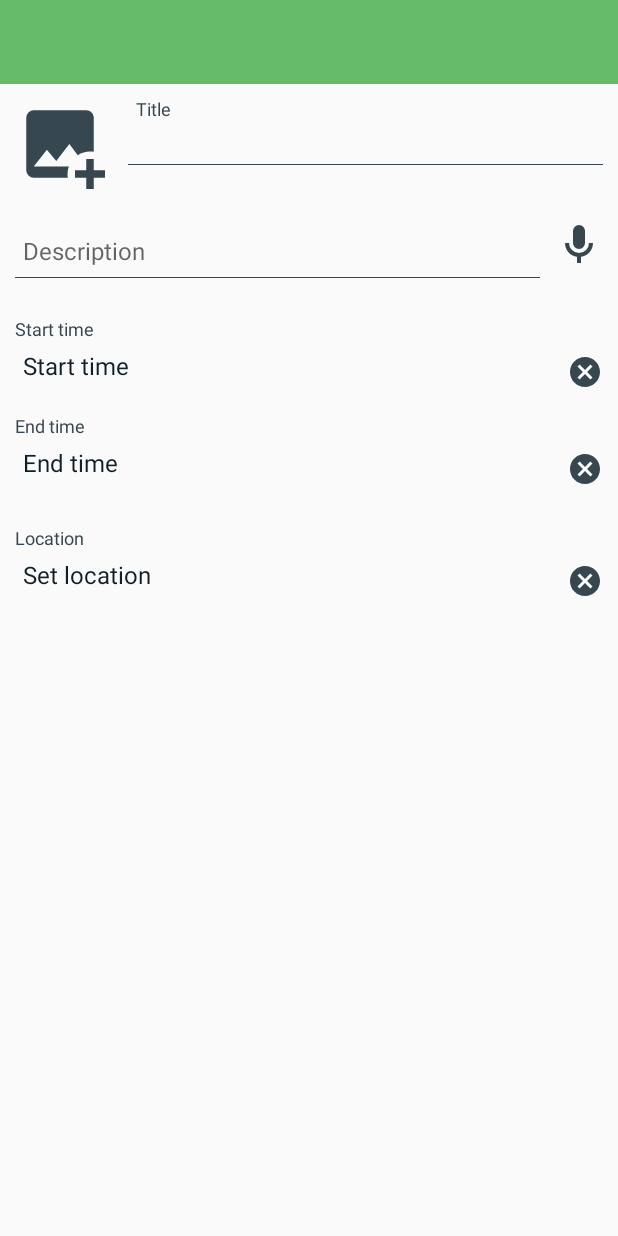
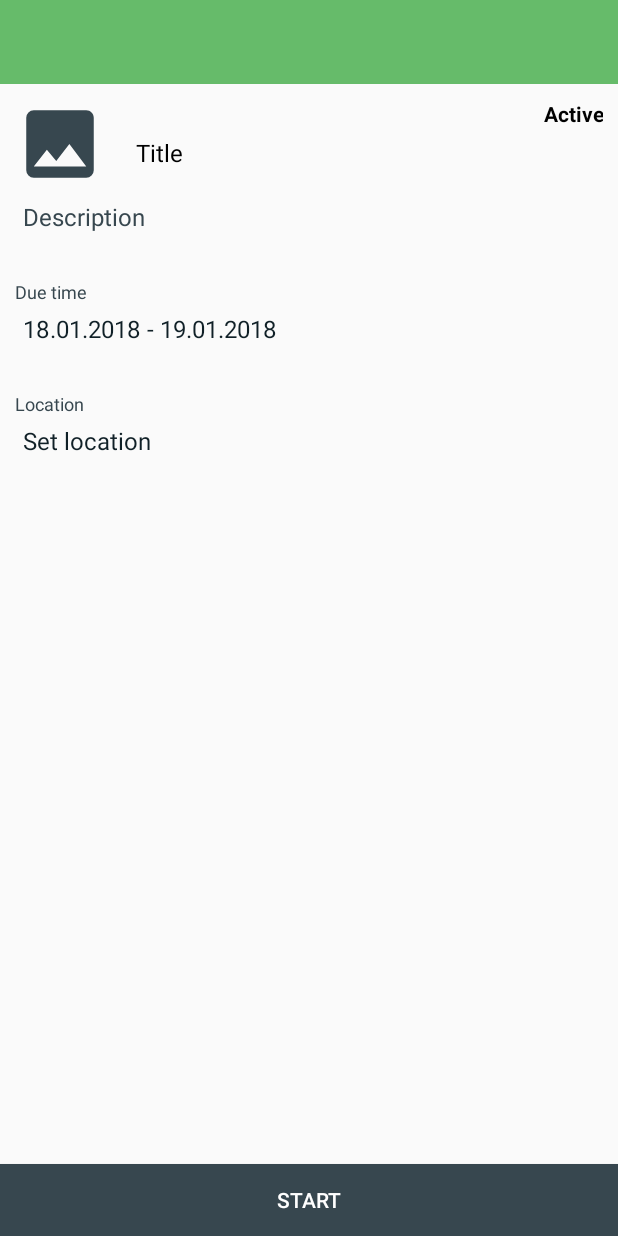
Before and after one commit to janaco/TaskManager, an Android app: the layout activity_task.xml on its own in the app's theme, with its tools: preview values and no code run, on a phone screen of 412 x 824 dp. Run offline under Robolectric (Android 15) with nearby library versions, the phone set to English and light mode, and no system bars.

Commit message:
Task Details Activity

```diff
--- a/app/src/main/java/com/nandy/taskmanager/model/Task.java
+++ b/app/src/main/java/com/nandy/taskmanager/model/Task.java
@@ -94,6 +94,10 @@ public class Task implements Parcelable{
         return mLocation;
     }
 
+    public boolean hasLocation(){
+        return mLocation != null;
+    }
+
     public String getTitle() {
         return mTitle;
     }
--- a/app/src/main/java/com/nandy/taskmanager/mvp/model/TasksListModel.java
+++ b/app/src/main/java/com/nandy/taskmanager/mvp/model/TasksListModel.java
@@ -43,6 +43,10 @@ public class TasksListModel {
         mAdapter.clear();
     }
 
+    public Task get(int position){
+        return mTasks.get(position);
+    }
+
     public void display(Task task){
         mAdapter.add(task);
     }
--- a/app/src/main/res/layout/activity_task.xml
+++ b/app/src/main/res/layout/activity_task.xml
@@ -5,14 +5,36 @@
     android:layout_width="match_parent"
     android:layout_height="match_parent"
     android:orientation="vertical"
-    tools:context=".activity.TaskActivity">
+    tools:context=".activity.CreateTaskActivity">
 
     <include layout="@layout/layout_toolbar" />
 
     <RelativeLayout
         android:layout_width="match_parent"
+        android:layout_height="match_parent">
+
+        <ScrollView
+            android:layout_width="match_parent"
+            android:layout_height="match_parent"
+            android:layout_above="@+id/btn_control">
+
+            <RelativeLayout
+                android:layout_width="match_parent"
                 android:layout_height="wrap_content"
                 android:padding="10dp">
+
+
+                <TextView
+                    android:id="@+id/txt_status"
+                    android:layout_width="match_parent"
+                    android:layout_height="wrap_content"
+                    android:layout_alignParentEnd="true"
+                    android:layout_alignParentRight="true"
+                    android:layout_toEndOf="@+id/image_task"
+                    android:layout_toRightOf="@+id/image_task"
+                    android:gravity="end"
+                    android:textStyle="bold"
+                    tools:text="Active" />
 
                 <ImageView
                     android:id="@+id/image_task"
@@ -20,161 +42,62 @@
                     android:layout_height="60dp"
                     android:layout_marginEnd="15dp"
                     android:layout_marginRight="15dp"
-            app:srcCompat="@drawable/image_plus" />
+                    app:srcCompat="@drawable/ic_image" />
 
-        <android.support.design.widget.TextInputLayout
-            android:id="@+id/input_layout_title"
+
+                <TextView
+                    android:id="@+id/txt_title"
                     android:layout_width="match_parent"
                     android:layout_height="wrap_content"
+                    android:layout_below="@+id/txt_status"
                     android:layout_toEndOf="@+id/image_task"
-            android:layout_toRightOf="@+id/image_task">
+                    android:layout_toRightOf="@+id/image_task"
+                    android:padding="5dp"
+                    android:textColor="@color/primaryTextColor"
+                    android:textSize="16sp"
+                    tools:text="@string/title" />
 
-            <EditText
-                android:id="@+id/input_title"
-                style="@style/EditTextStyle"
-                android:background="@android:color/transparent"
-                android:hint="@string/title"
-                android:maxLines="1"
+
+                <TextView
+                    android:id="@+id/txt_description"
+                    android:layout_width="match_parent"
+                    android:layout_height="wrap_content"
+                    android:layout_below="@+id/txt_title"
+                    android:layout_marginTop="10dp"
+                    android:hint="@string/description"
                     android:padding="5dp"
                     android:singleLine="true"
-                android:textColor="@color/primaryTextColor"
+                    android:textColor="@color/secondaryDarkColor"
                     android:textColorHint="@color/secondaryColor"
                     android:textSize="16sp" />
 
-        </android.support.design.widget.TextInputLayout>
-
-
-        <View
-            android:layout_width="match_parent"
-            android:layout_height="0.5dp"
-            android:layout_alignEnd="@+id/input_layout_title"
-            android:layout_alignLeft="@+id/input_layout_title"
-            android:layout_alignRight="@+id/input_layout_title"
-            android:layout_alignStart="@+id/input_layout_title"
-            android:layout_below="@+id/input_layout_title"
-            android:background="@color/secondaryColor" />
-
-        <RelativeLayout
-            android:id="@+id/layout_description"
-            android:layout_width="match_parent"
-            android:layout_height="wrap_content"
-            android:layout_below="@+id/image_task"
-            android:layout_marginTop="15dp">
-
-            <android.support.design.widget.TextInputLayout
-                android:id="@+id/input_layout_description"
-                android:layout_width="match_parent"
-                android:layout_height="wrap_content"
-                android:layout_toLeftOf="@+id/btn_microphone"
-                android:layout_toStartOf="@+id/btn_microphone">
-
-                <EditText
-                    android:id="@+id/input_description"
-                    style="@style/EditTextStyle"
-                    android:layout_centerVertical="true"
-                    android:background="@android:color/transparent"
-                    android:hint="@string/description"
-                    android:maxLines="3"
-                    android:padding="5dp"
-                    android:textColor="@color/primaryTextColor"
-                    android:textColorHint="@color/secondaryColor"
-                    android:textSize="16sp" />
-            </android.support.design.widget.TextInputLayout>
-
-            <View
-                android:layout_width="match_parent"
-                android:layout_height="0.5dp"
-                android:layout_alignEnd="@+id/input_layout_description"
-                android:layout_alignLeft="@+id/input_layout_description"
-                android:layout_alignRight="@+id/input_layout_description"
-                android:layout_alignStart="@+id/input_layout_description"
-                android:layout_below="@+id/input_layout_description"
-                android:background="@color/secondaryColor" />
-
-            <Button
-                android:id="@+id/btn_microphone"
-                android:layout_width="32dp"
-                android:layout_height="32dp"
-                android:layout_alignParentEnd="true"
-                android:layout_alignParentRight="true"
-                android:layout_centerVertical="true"
-                android:layout_marginLeft="10dp"
-                android:layout_marginStart="10dp"
-                android:background="@drawable/microphone" />
-        </RelativeLayout>
-
                 <TextView
-            android:id="@+id/hint_start_time"
+                    android:id="@+id/hint_due_time"
                     android:layout_width="wrap_content"
                     android:layout_height="wrap_content"
-            android:layout_below="@+id/layout_description"
+                    android:layout_below="@+id/txt_description"
                     android:layout_marginTop="25dp"
-            android:text="@string/start_time"
+                    android:text="@string/due_time"
                     android:textColor="@color/secondaryColor"
                     android:textColorHint="@color/secondaryColor"
                     android:textSize="12sp" />
 
+
                 <TextView
-            android:id="@+id/txt_start_date"
+                    android:id="@+id/txt_time"
                     android:layout_width="match_parent"
                     android:layout_height="wrap_content"
-            android:layout_below="@+id/hint_start_time"
-            android:layout_toLeftOf="@+id/btn_clear_start_date"
-            android:layout_toStartOf="@+id/btn_clear_start_date"
+                    android:layout_below="@+id/hint_due_time"
                     android:padding="5dp"
-            android:text="@string/start_time"
                     android:textColor="@color/secondaryDarkColor"
-            android:textSize="16sp" />
-
-        <Button
-            android:id="@+id/btn_clear_start_date"
-            android:layout_width="24dp"
-            android:layout_height="24dp"
-            android:layout_alignBottom="@id/txt_start_date"
-            android:layout_alignParentEnd="true"
-            android:layout_alignParentRight="true"
-            android:layout_marginLeft="10dp"
-            android:layout_marginStart="10dp"
-            android:background="@drawable/close_circle" />
-
-        <TextView
-            android:id="@+id/hint_end_time"
-            android:layout_width="wrap_content"
-            android:layout_height="wrap_content"
-            android:layout_below="@+id/txt_start_date"
-            android:layout_marginTop="15dp"
-            android:text="@string/end_time"
-            android:textColor="@color/secondaryColor"
-            android:textSize="12sp" />
-
-        <TextView
-            android:id="@+id/txt_end_date"
-            android:layout_width="match_parent"
-            android:layout_height="wrap_content"
-            android:layout_below="@+id/hint_end_time"
-            android:layout_toLeftOf="@+id/btn_clear_end_date"
-            android:layout_toStartOf="@+id/btn_clear_end_date"
-            android:padding="5dp"
-            android:text="@string/end_time"
-            android:textColor="@color/secondaryDarkColor"
-            android:textSize="16sp" />
-
-        <Button
-            android:id="@+id/btn_clear_end_date"
-            android:layout_width="24dp"
-            android:layout_height="24dp"
-            android:layout_alignBottom="@id/txt_end_date"
-            android:layout_alignParentEnd="true"
-            android:layout_alignParentRight="true"
-            android:layout_marginLeft="10dp"
-            android:layout_marginStart="10dp"
-            android:background="@drawable/close_circle" />
+                    android:textSize="16sp"
+                    tools:text="18.01.2018 - 19.01.2018" />
 
                 <TextView
                     android:id="@+id/hint_location"
                     android:layout_width="wrap_content"
                     android:layout_height="wrap_content"
-            android:layout_below="@+id/txt_end_date"
+                    android:layout_below="@+id/txt_time"
                     android:layout_marginTop="25dp"
                     android:text="@string/location"
                     android:textColor="@color/secondaryColor"
@@ -185,25 +108,28 @@
                     android:layout_width="match_parent"
                     android:layout_height="wrap_content"
                     android:layout_below="@+id/hint_location"
-            android:layout_toLeftOf="@+id/btn_clear_location"
-            android:layout_toStartOf="@+id/btn_clear_location"
                     android:padding="5dp"
                     android:text="@string/set_location"
                     android:textColor="@color/secondaryDarkColor"
                     android:textSize="16sp" />
 
+            </RelativeLayout>
+
+        </ScrollView>
+
+
         <Button
-            android:id="@+id/btn_clear_location"
-            android:layout_width="24dp"
-            android:layout_height="24dp"
-            android:layout_alignBottom="@id/txt_location"
+            android:id="@+id/btn_control"
+            android:layout_width="match_parent"
+            android:layout_height="wrap_content"
+            android:layout_alignParentBottom="true"
             android:layout_alignParentEnd="true"
             android:layout_alignParentRight="true"
-            android:layout_marginLeft="10dp"
-            android:layout_marginStart="10dp"
-            android:background="@drawable/close_circle" />
-
+            android:background="@color/secondaryColor"
+            android:text="@string/start"
+            android:textColor="@color/secondaryTextColor" />
 
     </RelativeLayout>
 
+
 </LinearLayout>
```
Also changed, not shown: app/src/main/AndroidManifest.xml (+5 -5 lines), app/src/main/java/com/nandy/taskmanager/activity/CreateTaskActivity.java (renamed from app/src/main/java/com/nandy/taskmanager/activity/TaskActivity.java, +3 -4 lines), app/src/main/java/com/nandy/taskmanager/activity/ListActivity.java (+11 -1 lines), app/src/main/java/com/nandy/taskmanager/activity/TaskDetailsActivity.java (added, +112 -0 lines), app/src/main/java/com/nandy/taskmanager/mvp/model/TaskDetailsModel.java (added, +20 -0 lines), app/src/main/java/com/nandy/taskmanager/mvp/presenter/CreateTaskPresenter.java (+4 -4 lines), app/src/main/java/com/nandy/taskmanager/mvp/presenter/TaskDetailsPresenter.java (added, +55 -0 lines), app/src/main/java/com/nandy/taskmanager/mvp/presenter/TasksPresenter.java (+8 -0 lines), app/src/main/java/com/nandy/taskmanager/mvp/view/TaskDetailsView.java (added, +20 -0 lines), app/src/main/res/drawable/ic_pencil.xml (added, +7 -0 lines), app/src/main/res/layout/activity_create_task.xml (added, +209 -0 lines), app/src/main/res/menu/menu_create_task.xml (added, +11 -0 lines), app/src/main/res/menu/menu_task.xml (+27 -5 lines), app/src/main/res/values/strings.xml (+9 -0 lines). Lines whose indentation alone changed are shown as unchanged.
